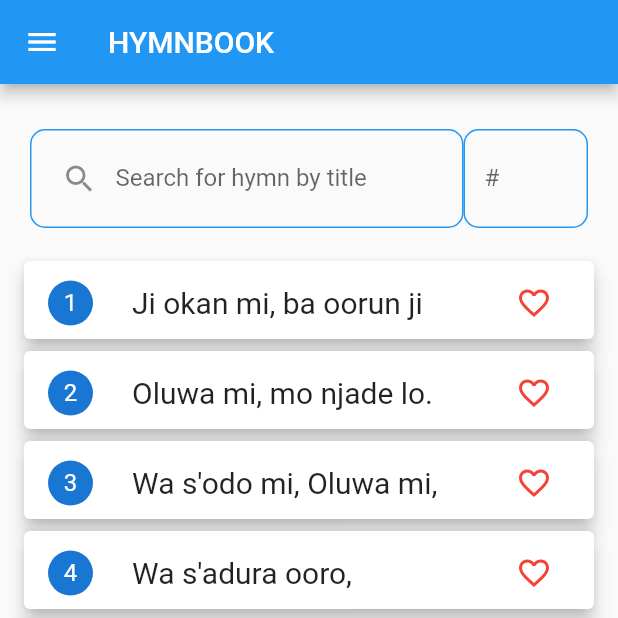
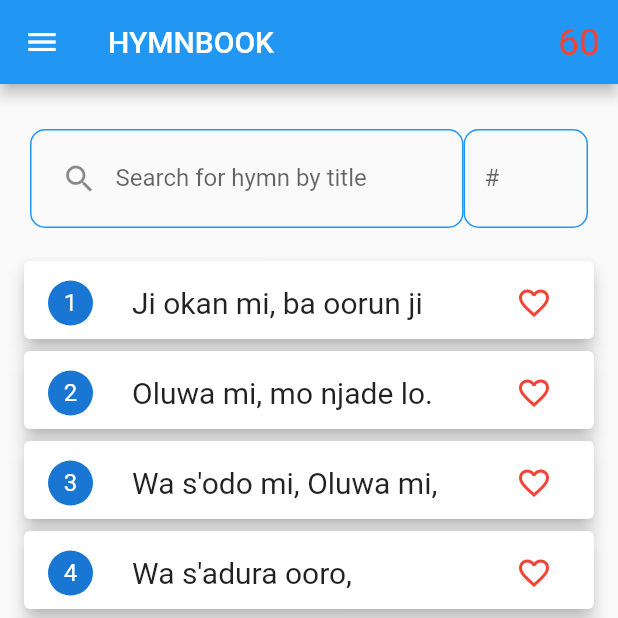
Before and after one commit to Jlvck/gac_hymnal_app, a Flutter app: the HymnBookScreen screen opened by its route, on a phone screen of 412 x 824 dp, the top half of it. Run offline on Flutter 3.47's test engine with Material 2 defaults, Android fonts, the phone set to English and light mode, and no system bars; our stand-ins replace animated_splash_screen.

Commit message:
creating splash screen

```diff
--- a/lib/main.dart
+++ b/lib/main.dart
@@ -2,11 +2,13 @@
 
 import 'package:flutter/material.dart';
 import 'package:provider/provider.dart';
+import 'package:animated_splash_screen/animated_splash_screen.dart';
 
 import './providers/hymn_book.dart';
 import 'screens/hymn_book_screen.dart';
 import 'screens/favorites_screen.dart';
 import 'screens/hymn_view_screen.dart';
+import 'screens/splash.dart';
 
 void main() => runApp(MyApp());
 
@@ -16,6 +18,7 @@ class MyApp extends StatelessWidget {
     return ChangeNotifierProvider(
       create: (ctx) => HymnBook(),
       child: MaterialApp(
+        debugShowCheckedModeBanner: false,
         home: MyHomePage(),
         routes: {
           HymnBookScreen.routeName: (ctx) => HymnBookScreen(),
@@ -45,42 +48,20 @@ class _MyHomePageState extends State<MyHomePage> {
         AppBar().preferredSize.height -
         mediaQuery.padding.top;
     double maxWidth = mediaQuery.size.width;
-    return Scaffold(
-        // backgroundColor: Colors.purple,
-        appBar: AppBar(title: Text('GAC')),
-        body: ConstrainedBox(
-          constraints: BoxConstraints(
-            maxHeight: maxHeight,
-            maxWidth: maxWidth,
-          ),
-          child: Column(
-            mainAxisAlignment: MainAxisAlignment.spaceEvenly,
-            children: [
-              SizedBox(
-                height: maxHeight * 0.5,
-                child: Align(
-                    alignment: Alignment.center,
-                    child: Image.asset(
-                      name,
-                      fit: BoxFit.contain,
-                      alignment: Alignment.bottomCenter,
-                    )),
-              ),
-              Align(
-                  alignment: Alignment.bottomCenter,
-                  child: Container(
-                    decoration: BoxDecoration(
-                        borderRadius: BorderRadius.circular(15),
-                        color: Colors.black54),
-                    child: IconButton(
-                      onPressed: () => Navigator.of(context)
-                          .pushReplacementNamed(HymnBookScreen.routeName),
-                      icon: Icon(Icons.navigate_next),
-                      color: Colors.blue,
-                    ),
-                  ))
-            ],
-          ),
-        ));
+    return AnimatedSplashScreen(
+      splashIconSize: double.infinity,
+      splash: SizedBox(
+        width: maxWidth,
+        height: maxHeight,
+        child: Image.asset(
+          name,
+          // scale: 10,
+          fit: BoxFit.scaleDown,
+        ),
+      ),
+      backgroundColor: Colors.white,
+      nextScreen: HymnBookScreen(),
+      duration: 2500,
+    );
   }
 }
--- a/lib/providers/hymn_book.dart
+++ b/lib/providers/hymn_book.dart
@@ -2104,5 +2104,323 @@ class HymnBook with ChangeNotifier {
       isChorus: false,
       chorus: [''],
     ),
+    Hymn(
+        id: '54',
+        verses: [
+          [
+            "Ile-eko ojo 'simi",
+            ", mo ti fe O to;",
+            "Inu mi dun mo daraya,",
+            "Lati yo ayo Re",
+          ],
+          [
+            "Ile-eko ojo 'simi",
+            "Ore re p' apoju;",
+            "T'agba t'ewe wa nkorin re,",
+            "A nse aferi re.",
+          ],
+          [
+            "Ile-eko ojo 'simi,",
+            "Jesu l'O ti ko o;",
+            "Emi Mimo Olukoni,",
+            "L'O si nse 'toju",
+          ],
+          [
+            "Ile-eko ojo 'simi,",
+            "Awa ri eri gba,",
+            "P'Olorun Olodumare",
+            "F'ibukun s'ori re.",
+          ],
+          [
+            "Ile-eko ojo 'simi,",
+            "B'oorun nran l'aranju,"
+                "Bi ojo su dudu l'orun,",
+            "Ninu re l'em'o wa",
+          ],
+        ],
+        isChorus: false,
+        chorus: ['']),
+    Hymn(
+        id: '55',
+        verses: [
+          [
+            "Hosanna! E ko'rin soke",
+            "S'Omo nla Dafidi;",
+            "Pelu Kerub ati Seraf;",
+            "K'a yin Om'Olorun.",
+          ],
+          [
+            "Hosanna! Eyi na nikan,",
+            "L'ahon wa le maa ko;",
+            "Iwo ki o kegan ewe,",
+            "Ti nko'rin iyin Re.",
+          ],
+          [
+            "Hosanna! Eyi na nikan,",
+            "L'ahon wa le maa ko;",
+            "Iwo ki o kegan ewe,",
+            "Ti nko'rin iyin Re.",
+          ],
+          [
+            "Hosanna! Baba, awa mu",
+            "Ore wa wa fun O.",
+            "Ki se wura on ojia,",
+            "Bikose okan wa",
+          ],
+          [
+            "Hosanna! Jesu, l'eekan si",
+            "O yin awon ewe;",
+            "S'aanu fun wa, so f'eti so",
+            "Orin awa ewe.",
+          ],
+          [
+            "Jesu, b'O ba ra pada,",
+            "T'a si wo 'joba Re;",
+            "A o fi harpu wura ko",
+            "Hosanna titi lai. ",
+          ]
+        ],
+        isChorus: false,
+        chorus: ['']),
+    Hymn(
+      id: '56',
+      verses: [
+        [
+          "Enikan mbę t' O feran wa,",
+          "A ! O fę wa !",
+          "Ife Rè ju ti yekan,",
+          "A ! O fę wa!",
+          "Ore aiye nko wa silę,",
+          "B' oni dun ola le koro, ",
+          "Sugbon Ore yi kò ntanni",
+          "A ! O fę wa !"
+        ],
+        [
+          "Iye ni fun wa ba bá mộ",
+          "A ! O fę wa ! ",
+          "Ro b' a ti je ni gbese to,",
+          "A ! O fe wa !",
+          "Eję Rè l'O si fi ra wa, ",
+          "Nin' aginju l'O wa wa ri,",
+          "O si mu wa wa s' agbo Re ",
+          "A ! O fęwa !",
+        ],
+        [
+          "Orę ododo ni Jesu,",
+          "A ! O fę wa ! ",
+          "O fę lati mã bukun wa,",
+          "A ! O fę wa !",
+          "Okan wa fe gbo ohun Rè,",
+          "Okan wa fę lati sunmo,",
+          "On na kò si ni tan wa ję",
+          "A ! O fę wa !",
+        ],
+        [
+          "L'ooko Rè l' a nri 'dariji,",
+          "A ! O fę wa ! ",
+          "On O le ota wa s'ehin,",
+          "A ! O fę wa !",
+          "On O pese 'bukun fun wa",
+          "Ire l'a o ma ri titi",
+          "On o fi mu wa lo s'ogo.",
+          "A ! O fę wa ! ",
+        ],
+      ],
+      isChorus: false,
+      chorus: [''],
+    ),
+    Hymn(
+      id: '57',
+      verses: [
+        [
+          "Iwo t' O nmu okan molę,",
+          "Nipa 'mole at' orun wa,",
+          "T'O si nsę iri ibukun",
+          "Sor' awon ti ns' aferi Rę.",
+        ],
+        [
+          "Jo maşai fi ibukun Rę",
+          "Fun oluko at' akęko:",
+          "Ki ijo Re le ję mimo,",
+          "K'atupa rę maa jó gere.",
+        ],
+        [
+          "F' okan mimo fun oluko,",
+          "Igbagbo, 'reti, at' ife;",
+          "Ki nwon j' eni t' Iwo ti ko,",
+          "Ki nwon le j' oluko rere.",
+        ],
+        [
+          "F'eti igboran f' akéko ",
+          "Okan relę at' ailetan;",
+          "Talaka to kun f' ebun yi;",
+          "San ju oba aiye yi lo"
+        ],
+        [
+          "Buk' oluşo; buk' agutan,",
+          "Ki won j’okan labe 'so Rę",
+          "Ki nwon maa f' okan kan so'na",
+          "Tit aiye oşi yi yo' pin.",
+        ],
+        [
+          "Baba, b'a wà n'nu ore Rę,",
+          "L'aiye yi l'a o ti logo;",
+          "K' a to koja s' oke orun",
+          "La o mo ohun ti aiku je.",
+        ]
+      ],
+      isChorus: false,
+      chorus: [''],
+    ),
+    Hymn(
+      id: '58',
+      verses: [
+        [
+          "Ọjọ ‘simi at’ ayọ,",
+          "Ọjọ inu didun,",
+          "Itunu fun ‘banujẹ",
+          "Ọjọ dida julọ;",
+          "Ti awọn ẹnia giga",
+          "Niwaju itẹ Rẹ"
+              "Nkọ mimọ, mimọ, mimọ,",
+          "S’ ẹni Mẹtalọkan",
+        ],
+        [
+          "L’ ọjọ yi ni ‘mọlẹ la,",
+          "Nigba dida aiye:",
+          "Ati fun igbala wa",
+          "Kristi jinde loni;",
+          "L’ ọjọ oni l’ Oluwa,",
+          "Ran Ẹmi t’ ọrun wa;",
+          "Ọjọ ologo julọ",
+          "T’ o ni ‘mọlẹ pipe",
+        ],
+        [
+          "Orisun ‘tura ni Ọ,",
+          "L’aiye aginju yi:",
+          "L’ ori Rẹ, bi ni Pisga",
+          "L’ a nwo ‘lẹ ileri.",
+          "Ọjọ ironu didun",
+          "Ọjọ ifẹ mimọ,",
+          "Ọjọ ajinde, lati",
+          "Aiye, si nkan ọrun",
+        ],
+        [
+          "L’ oni s’ ilu t’ arẹ mu",
+          "Ni Manna t’ ọrun bọ;",
+          "Si ipejọpọ mimọ",
+          "N’ ipe fadaka ndun.",
+          "Nibiti Ihin-rere",
+          "Ntan imọlẹ mimọ,"
+              "Omi iye nṣan jẹjẹ",
+          "Ti ntu ọkan lara",
+        ],
+        [
+          "K’ a r’ ore-ọfẹ titun",
+          "L’ ọjọ ‘simi wa yi,",
+          "K’ a si de ‘simi t’ o ku",
+          "F’ awọn alabukun.",
+          "Nibẹ K’ a gbohun soke",
+          "Si Baba at’ Ọmọ",
+          "Ati si Ẹmi Mimọ,",
+          "N’ iyin Mẹtalọkan",
+        ]
+      ],
+      isChorus: false,
+      chorus: [''],
+    ),
+    Hymn(
+      id: '59',
+      verses: [
+        [
+          "Ose, ose rere",
+          "Iwo ojo 'simi",
+          "O ye k'a fi ojo kan,",
+          "Fun Olorun rere;",
+          "B'ojo mi ba m'ekun wa,",
+          "Iwo n'oju wa nu,",
+          "Iwo ti s'ojo ayo,",
+          "Emi fe dide Re.",
+        ],
+        [
+          "Ose, ose rere,",
+          "A ki o sise loni;",
+          "A o f'ise wa gbogbo",
+          "Fun aisimi ola,",
+          "Didan l'oju Re maa dan",
+          "'Wo arewa ojo;",
+          "Ojo mi nso ti laala",
+          "Iwo nso ti 'simi.",
+        ],
+        [
+          "Ose,ose rere,",
+          "Ago tile nwipe,",
+          "F'Eleda re l'ojo kan,",
+          "T'o fun o ni 'jo mefa'",
+          "A o fi 'se wa sile,",
+          "Lati lo sin nibe,",
+          "Awa ati ore wa,",
+          "Ao lo sile adua.",
+        ],
+        [
+          "Ose, ose rere,",
+          "Wakati re wu mi;",
+          "Ojo orun n'iwo se,",
+          "'Wo apere orun,",
+          "Oluwa, je ki njogun,",
+          "'Simi lehin iku",
+          "Ki nle maa sin O titi,",
+          "Pelu enia Re.",
+        ]
+      ],
+      isChorus: false,
+      chorus: [''],
+    ),
+    Hymn(
+        id: '60',
+        verses: [
+          [
+            "Olori ijọ t’ ọrun,",
+            "L’ ayọ l’ a wolẹ fun Ọ;",
+            "K’ O to de, ijọ t’ aiye,",
+            "Y’o ma kọrin bi t’ ọrun.",
+            "A gbe ọkan wa s’ oke,",
+            "Ni ‘reti t’ o ni ‘bukun;",
+            "Awa kigbe, awa f’ iyin",
+            "F’ Ọlọrun igbala wa.",
+          ],
+          [
+            "‘Gbat’ a wa ninu pọnju,",
+            "T’ a nkọja ninu ina,",
+            "Orin ifẹ l’ awa o kọ,",
+            "Ti o nmu wa sunmọ Ọ;",
+            "Awa ṣapẹ, a si yọ,",
+            "Ninu \"ojurere Rẹ;",
+            "Ifẹ t’ o sọ wa di Tirẹ,",
+            "Y’ o ṣe wa ni Tirẹ lai.",
+          ],
+          [
+            "Iwọ mu awọn enia Rẹ",
+            "Kọja iṣan idanwo:",
+            "A ki o bẹru wahala,",
+            "T’ori O wa nitosi:",
+            "Aiye, ẹṣẹ, at’ Eṣu,",
+            "Kọjuja si wa lasan,",
+            "L’ agbara Rẹ, a o ṣẹgun,",
+            "Ao si kọ orin Mose.",
+          ],
+          [
+            "Awa f’ igbagbọ r’ ogo,",
+            "T’o tun nfẹ fi wa si;",
+            "A kẹgan aiye tori",
+            "Ere nla iwaju wa.",
+            "Bi O ba si ka wa yẹ,",
+            "Awa pẹlu Stefen t’ o sun,",
+            "Y’o ri Ọ bi O ti duro,",
+            "Lati pe wa lọ s’ ọrun.",
+          ]
+        ],
+        isChorus: false,
+        chorus: [''])
   ];
 }
--- a/lib/screens/hymn_book_screen.dart
+++ b/lib/screens/hymn_book_screen.dart
@@ -238,9 +238,24 @@ class _HymnBookScreenState extends State<HymnBookScreen> {
     print('......building state');
     MediaQueryData mediaQuery = MediaQuery.of(context);
     final hymnData = Provider.of<HymnBook>(context, listen: true);
+    final int totalHymnNumber = hymnData.hymnList.length;
     return Scaffold(
         drawer: MainDrawer(),
-        appBar: AppBar(title: const Text('HYMNBOOK')),
+        appBar: AppBar(
+          title: const Text('HYMNBOOK'),
+          actions: [
+            Padding(
+              padding: EdgeInsets.all(12),
+              child: Align(
+                alignment: Alignment.centerLeft,
+                child: Text(
+                  totalHymnNumber.toString(),
+                  style: TextStyle(fontSize: 25, color: Colors.red),
+                ),
+              ),
+            )
+          ],
+        ),
         body: Column(
           children: [
             const Padding(padding: EdgeInsets.all(10)),
--- /dev/null
+++ b/lib/screens/splash.dart
@@ -0,0 +1,26 @@
+import 'package:flutter/material.dart';
+
+class Splash extends StatelessWidget {
+  String logo_1 = 'images/church_logo1.png';
+  String logo_2 = 'images/church_logo2.png';
+
+  String name = 'images/church_logo2.png';
+
+  @override
+  Widget build(BuildContext context) {
+    final MediaQueryData mediaQuery = MediaQuery.of(context);
+    double maxHeight = mediaQuery.size.height - mediaQuery.padding.top;
+    double maxWidth = mediaQuery.size.width;
+    return Scaffold(
+        // backgroundColor: Colors.purple,
+        body: ConstrainedBox(
+      constraints: BoxConstraints(maxHeight: maxHeight, maxWidth: maxWidth),
+      child: Center(
+          child: Image.asset(
+        name,
+        fit: BoxFit.contain,
+        alignment: Alignment.bottomCenter,
+      )),
+    ));
+  }
+}
--- a/lib/widgets/drawer.dart
+++ b/lib/widgets/drawer.dart
@@ -34,7 +34,11 @@ class MainDrawer extends StatelessWidget {
     return Drawer(
       backgroundColor: Theme.of(context).primaryColorDark,
       child: ListView(padding: EdgeInsets.all(0), children: [
-        DrawerHeader(
+        Card(
+          margin: EdgeInsets.zero,
+          elevation: 5.0,
+          clipBehavior: Clip.hardEdge,
+          child: DrawerHeader(
             margin: EdgeInsets.zero,
             padding: EdgeInsets.all(8),
             decoration: BoxDecoration(
@@ -49,6 +53,7 @@ class MainDrawer extends StatelessWidget {
               alignment: Alignment.bottomLeft,
             ),
           ),
+        ),
         drawerListTile(
             'HymnBook', Icons.music_note, HymnBookScreen.routeName, context),
         drawerListTile('Favorites', Icons.favorite_border,
--- a/pubspec.yaml
+++ b/pubspec.yaml
@@ -31,6 +31,7 @@ dependencies:
   flutter:
     sdk: flutter
   provider: ^6.0.5
+  animated_splash_screen: ^1.3.0
 
 
   # The following adds the Cupertino Icons font to your application.
```
Also changed, not shown: pubspec.lock. Lines whose indentation alone changed are shown as unchanged.
